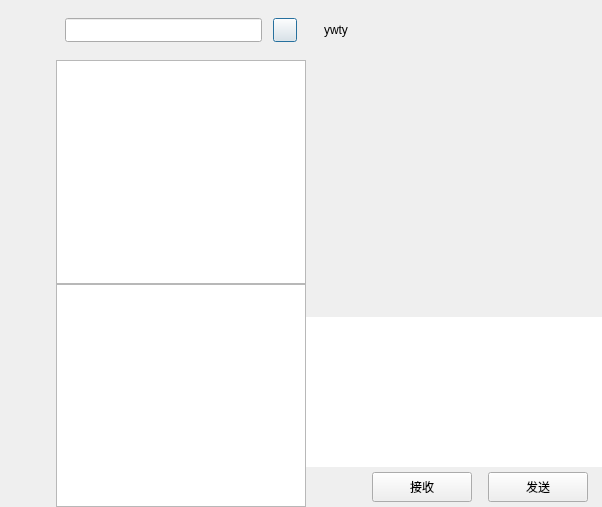
First picture: the form in Client/source/forms/chatdialog.ui, repository ggggtxgt/Chat, before the edit.
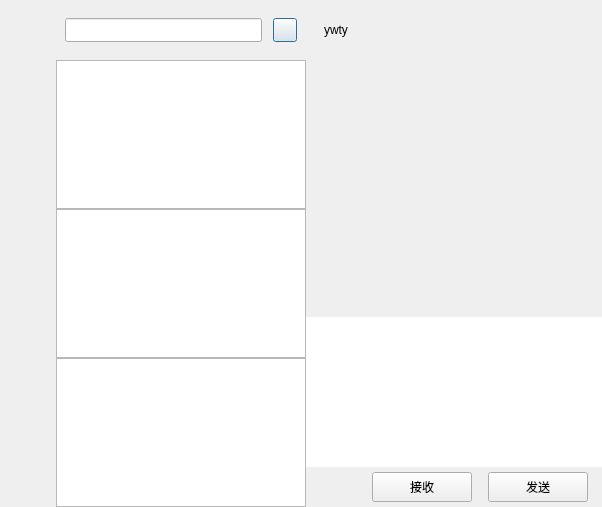
Second picture: the form after the edit. Custom widgets are drawn as their Qt base class.

Commit message: 022_03添加ChatUserList类

What changed in the file:
```diff
--- a/Client/source/forms/chatdialog.ui
+++ b/Client/source/forms/chatdialog.ui
@@ -286,10 +286,7 @@
        </widget>
       </item>
       <item>
-       <widget class="QListWidget" name="search_list"/>
-      </item>
-      <item>
-       <widget class="QListWidget" name="chat_user_list">
+       <widget class="ChatUserList" name="chat_user_list">
         <property name="minimumSize">
          <size>
           <width>250</width>
@@ -304,6 +301,12 @@
         </property>
        </widget>
       </item>
+      <item>
+       <widget class="QListWidget" name="search_list"/>
+      </item>
+      <item>
+       <widget class="QListWidget" name="con_user_list"/>
+      </item>
      </layout>
     </widget>
    </item>
@@ -614,6 +617,11 @@
    <extends>QLineEdit</extends>
    <header location="global">customizeedit.h</header>
   </customwidget>
+  <customwidget>
+   <class>ChatUserList</class>
+   <extends>QListWidget</extends>
+   <header location="global">chatuserlist.h</header>
+  </customwidget>
  </customwidgets>
  <resources/>
  <connections/>
```
The commit also changes 6 other files.
